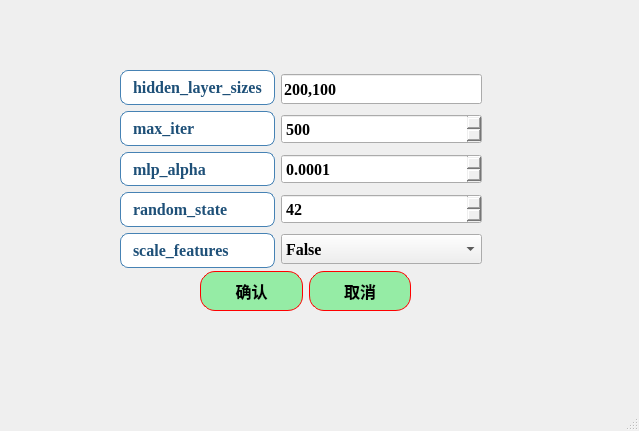
Before: the Qt Designer form ui/algorithms4_MLP_para.ui in azhongege24/predict_first, drawn with Qt 5.
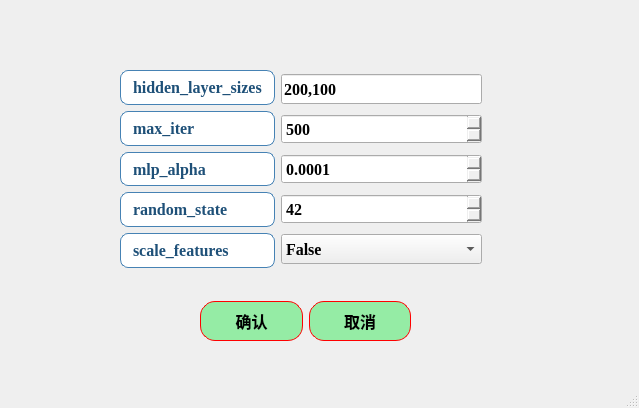
After: the same form once the commit is applied.

What changed in the file:
```diff
--- a/ui/algorithms4_MLP_para.ui
+++ b/ui/algorithms4_MLP_para.ui
@@ -7,7 +7,7 @@
     <x>0</x>
     <y>0</y>
     <width>639</width>
-    <height>431</height>
+    <height>408</height>
    </rect>
   </property>
   <property name="font">
@@ -26,7 +26,7 @@
     <property name="geometry">
      <rect>
       <x>200</x>
-      <y>270</y>
+      <y>300</y>
       <width>211</width>
       <height>42</height>
      </rect>
```
Left out of the diff: 15 changed lines with no effect on the pictures.
